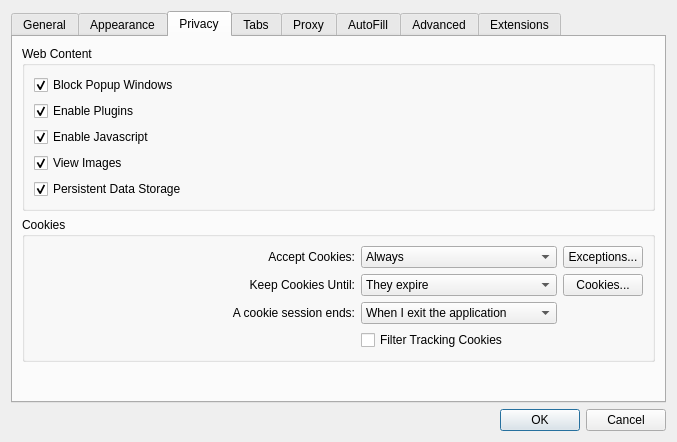
IT-Space-2026/arktos, file src/settings.ui: the form before one commit.
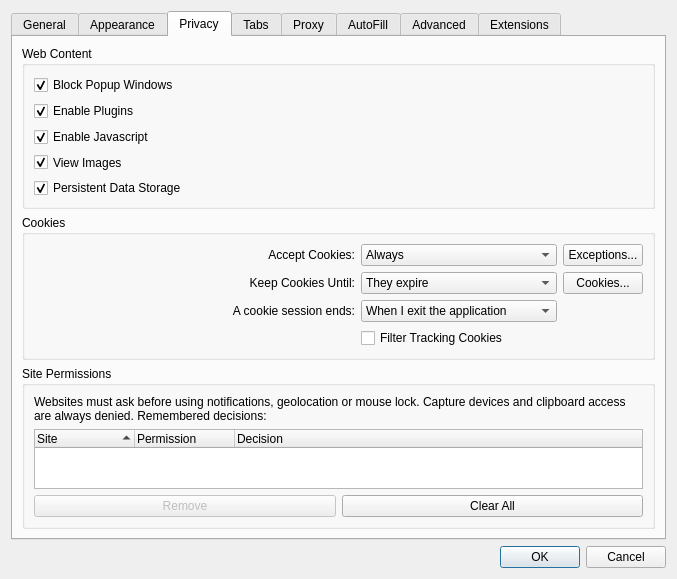
The form after the commit.

Commit message: SEC05: default-deny WebEngine permission broker

Patch:
```diff
--- a/src/settings.ui
+++ b/src/settings.ui
@@ -568,6 +568,70 @@
          </layout>
         </widget>
        </item>
+       <item>
+        <widget class="QGroupBox" name="permissionsGroupBox">
+         <property name="title">
+          <string>Site Permissions</string>
+         </property>
+         <layout class="QGridLayout">
+          <item row="0" column="0" colspan="2">
+           <widget class="QLabel" name="permissionsHintLabel">
+            <property name="text">
+             <string>Websites must ask before using notifications, geolocation or mouse lock. Capture devices and clipboard access are always denied. Remembered decisions:</string>
+            </property>
+            <property name="wordWrap">
+             <bool>true</bool>
+            </property>
+           </widget>
+          </item>
+          <item row="1" column="0" colspan="2">
+           <widget class="QTreeWidget" name="permissionsTree">
+            <property name="rootIsDecorated">
+             <bool>false</bool>
+            </property>
+            <property name="uniformRowHeights">
+             <bool>true</bool>
+            </property>
+            <property name="sortingEnabled">
+             <bool>true</bool>
+            </property>
+            <column>
+             <property name="text">
+              <string>Site</string>
+             </property>
+            </column>
+            <column>
+             <property name="text">
+              <string>Permission</string>
+             </property>
+            </column>
+            <column>
+             <property name="text">
+              <string>Decision</string>
+             </property>
+            </column>
+           </widget>
+          </item>
+          <item row="2" column="0">
+           <widget class="QPushButton" name="permissionRemoveButton">
+            <property name="enabled">
+             <bool>false</bool>
+            </property>
+            <property name="text">
+             <string>Remove</string>
+            </property>
+           </widget>
+          </item>
+          <item row="2" column="1">
+           <widget class="QPushButton" name="permissionClearAllButton">
+            <property name="text">
+             <string>Clear All</string>
+            </property>
+           </widget>
+          </item>
+         </layout>
+        </widget>
+       </item>
        <item>
         <spacer>
          <property name="orientation">
```
The commit also changes 14 other files.
